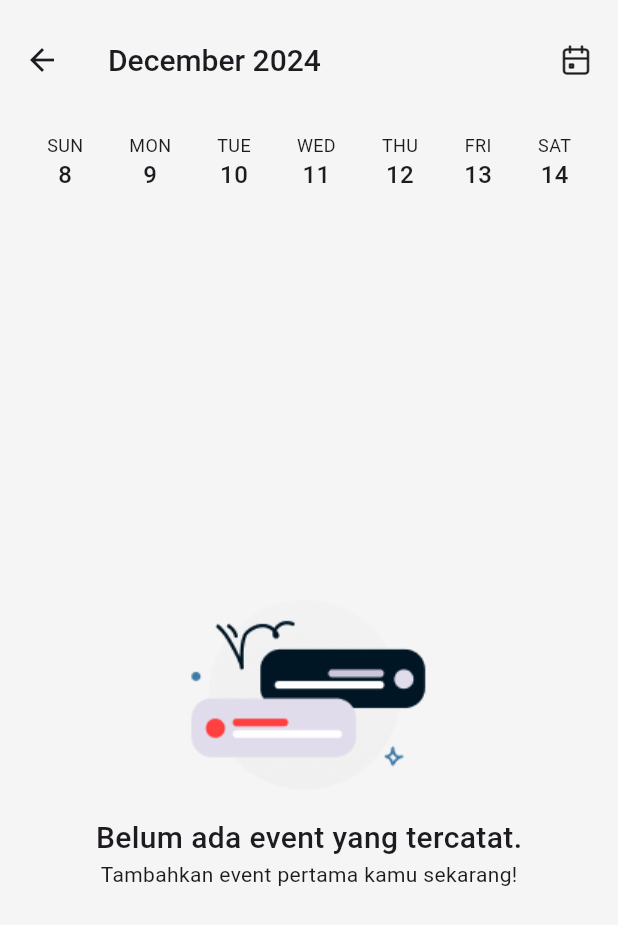
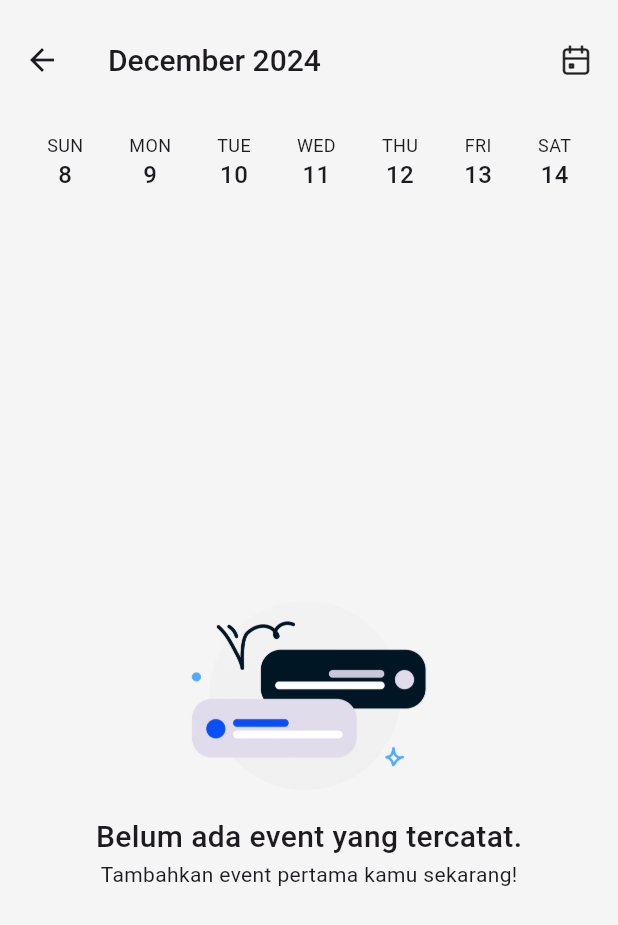
Before and after one commit to ChamillatulLuqianaAgustin/face_count, a Flutter app: the KalenderPage screen opened directly, after a tap on "SUN", on a phone screen of 412 x 824 dp. Shown: the top 925 px of the screen. Run offline on Flutter 3.47's test engine with Material 3 defaults, Android fonts, the phone set to English and light mode, and no system bars; our stand-ins replace camera, cloud_firestore, equatable, firebase_auth, firebase_core, flutter_bloc; missing offline and left inert: multiple_image_camera; accounts and stored records are empty; Roboto replaces fonts that are missing (SFProDisplay).

Commit message:
push icon
hehe

```diff
--- a/lib/features/beranda/beranda_page.dart
+++ b/lib/features/beranda/beranda_page.dart
@@ -99,7 +99,10 @@ class _BerandaPageState extends State<BerandaPage> {
                 child: Column(
                   mainAxisAlignment: MainAxisAlignment.center,
                   children: [
-                    Image.asset('assets/images/no_event.png'),
+                    Image.asset(
+                      'assets/images/Empty_Acara.png',
+                      scale: 3,
+                    ),
                     Text(
                       'Belum ada event yang tercatat.',
                       style: mediumTS.copyWith(fontSize: 20),
@@ -163,8 +166,6 @@ class _BerandaPageState extends State<BerandaPage> {
                   const SizedBox(height: 16),
                 ],
 
-
-
                 // Acara Akan Datang
                 if (acaraTerbatas.isNotEmpty) ...[
                   Text(
--- a/lib/features/kalender/kalender_page.dart
+++ b/lib/features/kalender/kalender_page.dart
@@ -115,7 +115,10 @@ class _KalenderPageState extends State<KalenderPage> {
                       child: Column(
                         mainAxisAlignment: MainAxisAlignment.center,
                         children: [
-                          Image.asset('assets/images/no_event.png'),
+                          Image.asset(
+                            'assets/images/Empty_Acara.png',
+                            scale: 3,
+                          ),
                           Text(
                             'Belum ada event yang tercatat.',
                             style: mediumTS.copyWith(fontSize: 20),
--- a/lib/features/riwayat/riwayat_page.dart
+++ b/lib/features/riwayat/riwayat_page.dart
@@ -52,7 +52,10 @@ class _RiwayatPageState extends State<RiwayatPage> {
                 child: Column(
                   mainAxisAlignment: MainAxisAlignment.center,
                   children: [
-                    Image.asset('assets/images/no_event.png'),
+                    Image.asset(
+                      'assets/images/Empty_Riwayat.png',
+                      scale: 3,
+                    ),
                     Text(
                       'Belum ada event yang tercatat.',
                       style: mediumTS.copyWith(fontSize: 20),
```
Also changed, not shown: lib/features/auth/register_page.dart (+14 -5 lines), assets/images/Empty_Acara.png (added), assets/images/Empty_Riwayat.png (added).
